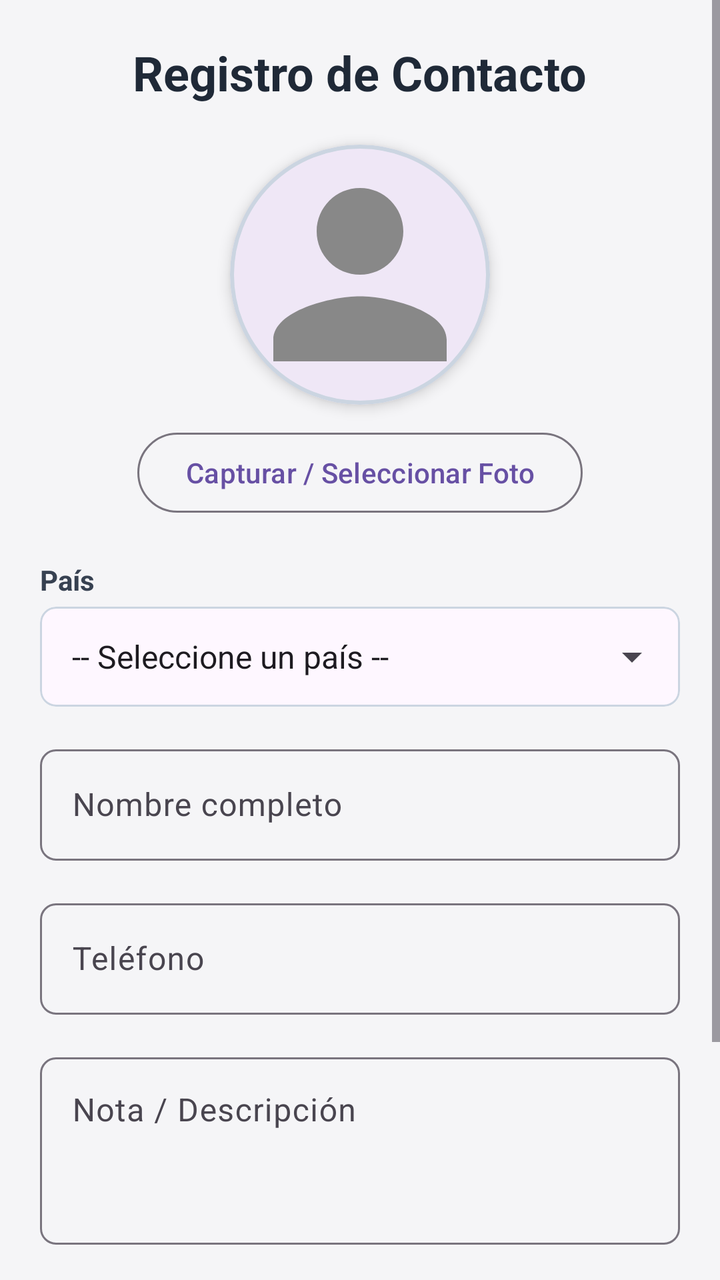
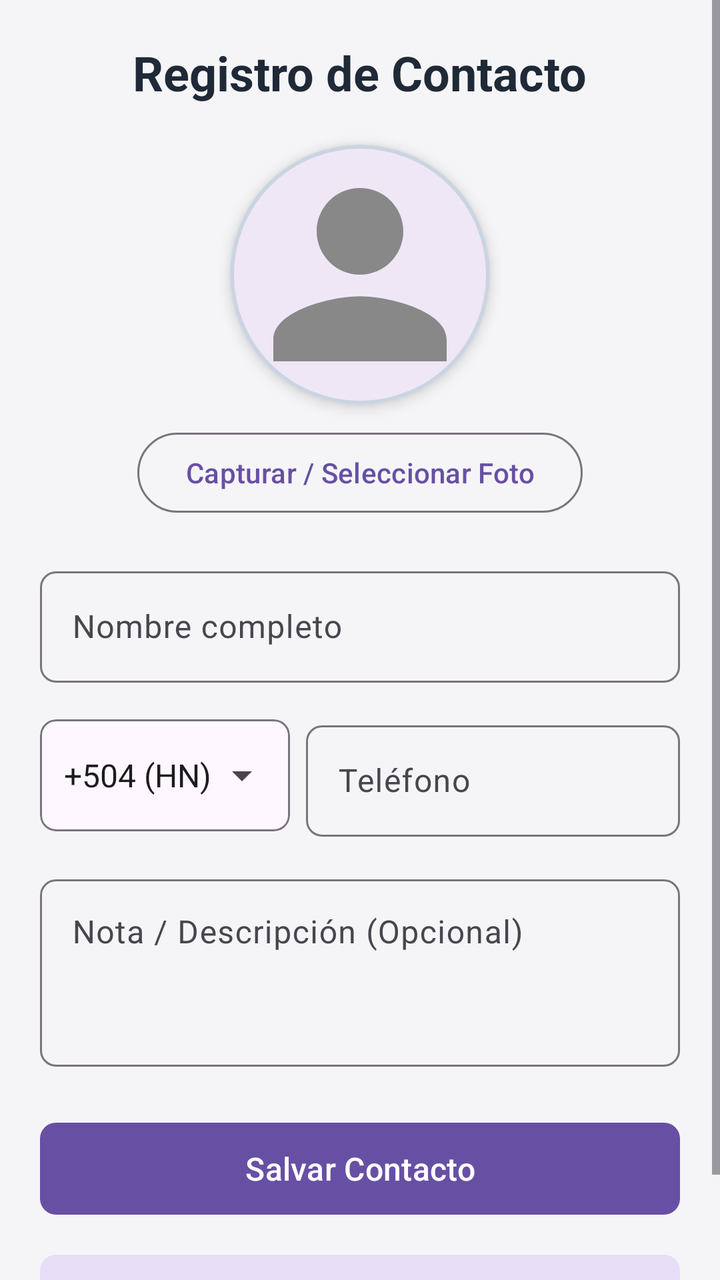

Before-and-after screenshots of an Android layout around one commit, followed by the original layout XML and the change that was made.
<!-- AndroidManifest.xml: application theme Theme.ExamenPrimerParcialRegistroContactos -->
<!-- res/layout/activity_main.xml -->
<?xml version="1.0" encoding="utf-8"?>
<ScrollView xmlns:android="http://schemas.android.com/apk/res/android"
    xmlns:app="http://schemas.android.com/apk/res-auto"
    xmlns:tools="http://schemas.android.com/tools"
    android:id="@+id/main"
    android:layout_width="match_parent"
    android:layout_height="match_parent"
    android:fillViewport="true"
    android:background="#F5F5F7"
    tools:context=".MainActivity">

    <LinearLayout
        android:layout_width="match_parent"
        android:layout_height="wrap_content"
        android:orientation="vertical"
        android:padding="20dp"
        android:gravity="center_horizontal">

        <TextView
            android:layout_width="wrap_content"
            android:layout_height="wrap_content"
            android:text="@string/title_registro_contacto"
            android:textSize="24sp"
            android:textStyle="bold"
            android:textColor="#1F2937"
            android:layout_marginBottom="20dp" />

        
        <com.google.android.material.card.MaterialCardView
            android:layout_width="130dp"
            android:layout_height="130dp"
            app:cardCornerRadius="65dp"
            app:cardElevation="4dp"
            app:strokeColor="#CBD5E1"
            app:strokeWidth="2dp"
            android:layout_marginBottom="10dp">

            <ImageView
                android:id="@+id/imgFotoContacto"
                android:layout_width="match_parent"
                android:layout_height="match_parent"
                android:scaleType="centerCrop"
                android:src="@drawable/ic_contact_placeholder"
                android:contentDescription="@string/desc_foto_contacto" />
        </com.google.android.material.card.MaterialCardView>

        <com.google.android.material.button.MaterialButton
            android:id="@+id/btnTomarFoto"
            style="@style/Widget.Material3.Button.OutlinedButton"
            android:layout_width="wrap_content"
            android:layout_height="wrap_content"
            android:text="@string/btn_tomar_foto"
            android:layout_marginBottom="20dp" />

        
        <TextView
            android:layout_width="match_parent"
            android:layout_height="wrap_content"
            android:text="@string/label_pais"
            android:textSize="14sp"
            android:textStyle="bold"
            android:textColor="#374151"
            android:layout_marginBottom="4dp" />

        <com.google.android.material.card.MaterialCardView
            android:layout_width="match_parent"
            android:layout_height="wrap_content"
            app:cardCornerRadius="8dp"
            app:strokeColor="#CBD5E1"
            app:strokeWidth="1dp"
            app:cardElevation="0dp"
            android:layout_marginBottom="16dp">

            <Spinner
                android:id="@+id/spnPais"
                android:layout_width="match_parent"
                android:layout_height="50dp"
                android:paddingStart="8dp"
                android:paddingEnd="8dp"
                android:entries="@array/paises_array" />
        </com.google.android.material.card.MaterialCardView>

        
        <com.google.android.material.textfield.TextInputLayout
            style="@style/Widget.Material3.TextInputLayout.OutlinedBox"
            android:layout_width="match_parent"
            android:layout_height="wrap_content"
            android:hint="@string/hint_nombre"
            app:boxCornerRadiusTopStart="8dp"
            app:boxCornerRadiusTopEnd="8dp"
            app:boxCornerRadiusBottomStart="8dp"
            app:boxCornerRadiusBottomEnd="8dp"
            android:layout_marginBottom="16dp">

            <com.google.android.material.textfield.TextInputEditText
                android:id="@+id/txtNombre"
                android:layout_width="match_parent"
                android:layout_height="wrap_content"
                android:inputType="textPersonName"
                android:maxLines="1" />
        </com.google.android.material.textfield.TextInputLayout>

        
        <com.google.android.material.textfield.TextInputLayout
            style="@style/Widget.Material3.TextInputLayout.OutlinedBox"
            android:layout_width="match_parent"
            android:layout_height="wrap_content"
            android:hint="@string/hint_telefono"
            app:boxCornerRadiusTopStart="8dp"
            app:boxCornerRadiusTopEnd="8dp"
            app:boxCornerRadiusBottomStart="8dp"
            app:boxCornerRadiusBottomEnd="8dp"
            android:layout_marginBottom="16dp">

            <com.google.android.material.textfield.TextInputEditText
                android:id="@+id/txtTelefono"
                android:layout_width="match_parent"
                android:layout_height="wrap_content"
                android:inputType="phone"
                android:maxLines="1" />
        </com.google.android.material.textfield.TextInputLayout>

        
        <com.google.android.material.textfield.TextInputLayout
            style="@style/Widget.Material3.TextInputLayout.OutlinedBox"
            android:layout_width="match_parent"
            android:layout_height="wrap_content"
            android:hint="@string/hint_nota"
            app:boxCornerRadiusTopStart="8dp"
            app:boxCornerRadiusTopEnd="8dp"
            app:boxCornerRadiusBottomStart="8dp"
            app:boxCornerRadiusBottomEnd="8dp"
            android:layout_marginBottom="24dp">

            <com.google.android.material.textfield.TextInputEditText
                android:id="@+id/txtNota"
                android:layout_width="match_parent"
                android:layout_height="wrap_content"
                android:inputType="textMultiLine"
                android:minLines="3"
                android:gravity="top|start" />
        </com.google.android.material.textfield.TextInputLayout>

        
        <com.google.android.material.button.MaterialButton
            android:id="@+id/btnSalvarContacto"
            android:layout_width="match_parent"
            android:layout_height="54dp"
            android:text="@string/btn_salvar_contacto"
            android:textSize="16sp"
            app:cornerRadius="8dp"
            android:layout_marginBottom="12dp" />

        <com.google.android.material.button.MaterialButton
            android:id="@+id/btnVerContactos"
            style="@style/Widget.Material3.Button.TonalButton"
            android:layout_width="match_parent"
            android:layout_height="54dp"
            android:text="@string/btn_ver_contactos"
            android:textSize="16sp"
            app:cornerRadius="8dp" />

    </LinearLayout>
</ScrollView>
<!-- resources referenced by this layout -->
<resources>
  <string-array name="paises_array">
          <item>-- Seleccione un país --</item>
          <item>Honduras (+504)</item>
          <item>Costa Rica (+506)</item>
          <item>Guatemala (+502)</item>
          <item>El Salvador (+503)</item>
          <item>Nicaragua (+505)</item>
          <item>Panamá (+507)</item>
          <item>México (+52)</item>
          <item>Estados Unidos (+1)</item>
      </string-array>
  <!-- drawable ic_contact_placeholder (drawable) -->
  <vector xmlns:android="http://schemas.android.com/apk/res/android"
      android:width="120dp"
      android:height="120dp"
      android:viewportWidth="24"
      android:viewportHeight="24">
    <path
        android:fillColor="#888888"
        android:pathData="M12,12c2.21,0 4,-1.79 4,-4s-1.79,-4 -4,-4 -4,1.79 -4,4 1.79,4 4,4zM12,14c-2.67,0 -8,1.34 -8,4v2h16v-2c0,-2.66 -5.33,-4 -8,-4z"/>
  </vector>
  <string name="btn_salvar_contacto">Salvar Contacto</string>
  <string name="btn_tomar_foto">Capturar / Seleccionar Foto</string>
  <string name="btn_ver_contactos">Ver contactos</string>
  <string name="desc_foto_contacto">Foto del contacto</string>
  <string name="hint_nombre">Nombre completo</string>
  <string name="hint_nota">Nota / Descripción</string>
  <string name="hint_telefono">Teléfono</string>
  <string name="label_pais">País</string>
  <string name="title_registro_contacto">Registro de Contacto</string>
  <style name="Theme.ExamenPrimerParcialRegistroContactos" parent="Base.Theme.ExamenPrimerParcialRegistroContactos" />
  <style name="Base.Theme.ExamenPrimerParcialRegistroContactos" parent="Theme.Material3.DayNight.NoActionBar">
          
          
      </style>
</resources>

<!-- the commit's change to res/layout/activity_main.xml (unified diff, before → after) -->
@@ -53,34 +53,6 @@
             android:layout_marginBottom="20dp" />
 
         
-        <TextView
-            android:layout_width="match_parent"
-            android:layout_height="wrap_content"
-            android:text="@string/label_pais"
-            android:textSize="14sp"
-            android:textStyle="bold"
-            android:textColor="#374151"
-            android:layout_marginBottom="4dp" />
-
-        <com.google.android.material.card.MaterialCardView
-            android:layout_width="match_parent"
-            android:layout_height="wrap_content"
-            app:cardCornerRadius="8dp"
-            app:strokeColor="#CBD5E1"
-            app:strokeWidth="1dp"
-            app:cardElevation="0dp"
-            android:layout_marginBottom="16dp">
-
-            <Spinner
-                android:id="@+id/spnPais"
-                android:layout_width="match_parent"
-                android:layout_height="50dp"
-                android:paddingStart="8dp"
-                android:paddingEnd="8dp"
-                android:entries="@array/paises_array" />
-        </com.google.android.material.card.MaterialCardView>
-
-        
         <com.google.android.material.textfield.TextInputLayout
             style="@style/Widget.Material3.TextInputLayout.OutlinedBox"
             android:layout_width="match_parent"
@@ -101,24 +73,53 @@
         </com.google.android.material.textfield.TextInputLayout>
 
         
-        <com.google.android.material.textfield.TextInputLayout
-            style="@style/Widget.Material3.TextInputLayout.OutlinedBox"
+        <LinearLayout
             android:layout_width="match_parent"
             android:layout_height="wrap_content"
-            android:hint="@string/hint_telefono"
-            app:boxCornerRadiusTopStart="8dp"
-            app:boxCornerRadiusTopEnd="8dp"
-            app:boxCornerRadiusBottomStart="8dp"
-            app:boxCornerRadiusBottomEnd="8dp"
+            android:orientation="horizontal"
+            android:gravity="center_vertical"
             android:layout_marginBottom="16dp">
 
-            <com.google.android.material.textfield.TextInputEditText
-                android:id="@+id/txtTelefono"
-                android:layout_width="match_parent"
+            
+            <com.google.android.material.card.MaterialCardView
+                android:layout_width="125dp"
+                android:layout_height="56dp"
+                app:cardCornerRadius="8dp"
+                app:strokeColor="#79747E"
+                app:strokeWidth="1dp"
+                app:cardElevation="0dp"
+                android:layout_marginEnd="8dp">
+
+                <Spinner
+                    android:id="@+id/spnPais"
+                    android:layout_width="match_parent"
+                    android:layout_height="match_parent"
+                    android:paddingStart="4dp"
+                    android:paddingEnd="4dp"
+                    android:entries="@array/paises_array" />
+            </com.google.android.material.card.MaterialCardView>
+
+            
+            <com.google.android.material.textfield.TextInputLayout
+                style="@style/Widget.Material3.TextInputLayout.OutlinedBox"
+                android:layout_width="0dp"
                 android:layout_height="wrap_content"
-                android:inputType="phone"
-                android:maxLines="1" />
-        </com.google.android.material.textfield.TextInputLayout>
+                android:layout_weight="1"
+                android:hint="@string/hint_telefono"
+                app:boxCornerRadiusTopStart="8dp"
+                app:boxCornerRadiusTopEnd="8dp"
+                app:boxCornerRadiusBottomStart="8dp"
+                app:boxCornerRadiusBottomEnd="8dp">
+
+                <com.google.android.material.textfield.TextInputEditText
+                    android:id="@+id/txtTelefono"
+                    android:layout_width="match_parent"
+                    android:layout_height="wrap_content"
+                    android:inputType="phone"
+                    android:maxLines="1" />
+            </com.google.android.material.textfield.TextInputLayout>
+
+        </LinearLayout>
 
         
         <com.google.android.material.textfield.TextInputLayout
<!-- resource entries referenced after the edit -->
@@ -1,15 +1,14 @@
 <!-- resources referenced by this layout -->
 <resources>
   <string-array name="paises_array">
-          <item>-- Seleccione un país --</item>
-          <item>Honduras (+504)</item>
-          <item>Costa Rica (+506)</item>
-          <item>Guatemala (+502)</item>
-          <item>El Salvador (+503)</item>
-          <item>Nicaragua (+505)</item>
-          <item>Panamá (+507)</item>
-          <item>México (+52)</item>
-          <item>Estados Unidos (+1)</item>
+          <item>+504 (HN)</item>
+          <item>+506 (CR)</item>
+          <item>+502 (GT)</item>
+          <item>+503 (SV)</item>
+          <item>+505 (NI)</item>
+          <item>+507 (PA)</item>
+          <item>+52 (MX)</item>
+          <item>+1 (US)</item>
       </string-array>
   <!-- drawable ic_contact_placeholder (drawable) -->
   <vector xmlns:android="http://schemas.android.com/apk/res/android"
@@ -26,9 +25,8 @@
   <string name="btn_ver_contactos">Ver contactos</string>
   <string name="desc_foto_contacto">Foto del contacto</string>
   <string name="hint_nombre">Nombre completo</string>
-  <string name="hint_nota">Nota / Descripción</string>
+  <string name="hint_nota">Nota / Descripción (Opcional)</string>
   <string name="hint_telefono">Teléfono</string>
-  <string name="label_pais">País</string>
   <string name="title_registro_contacto">Registro de Contacto</string>
   <style name="Theme.ExamenPrimerParcialRegistroContactos" parent="Base.Theme.ExamenPrimerParcialRegistroContactos" />
   <style name="Base.Theme.ExamenPrimerParcialRegistroContactos" parent="Theme.Material3.DayNight.NoActionBar">
